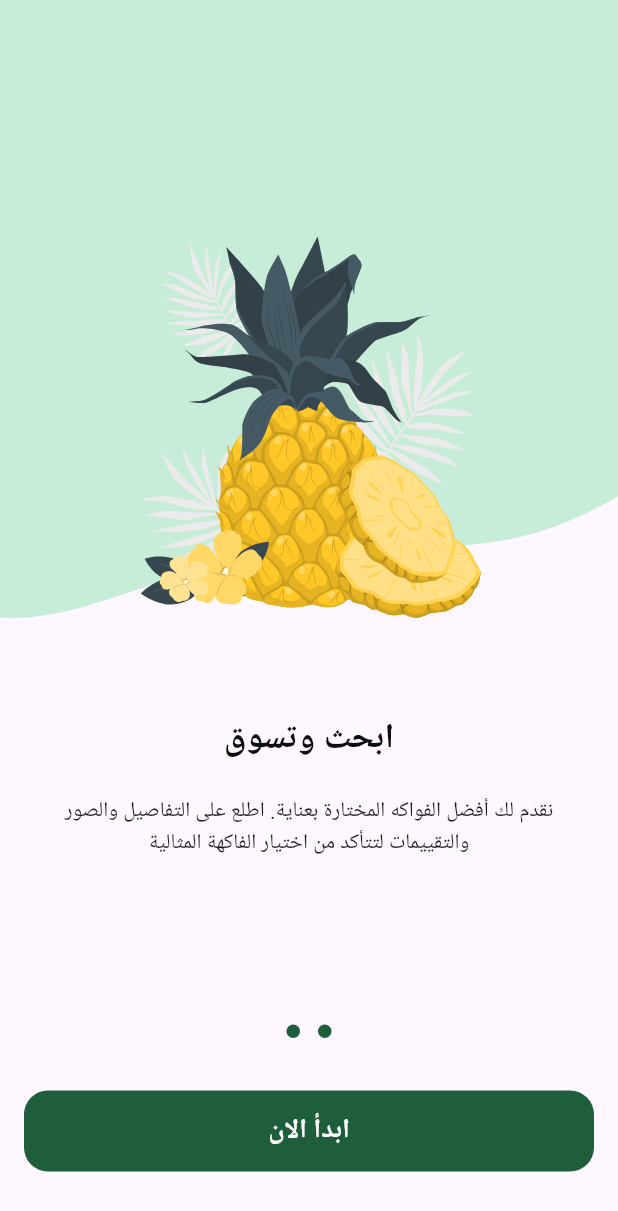
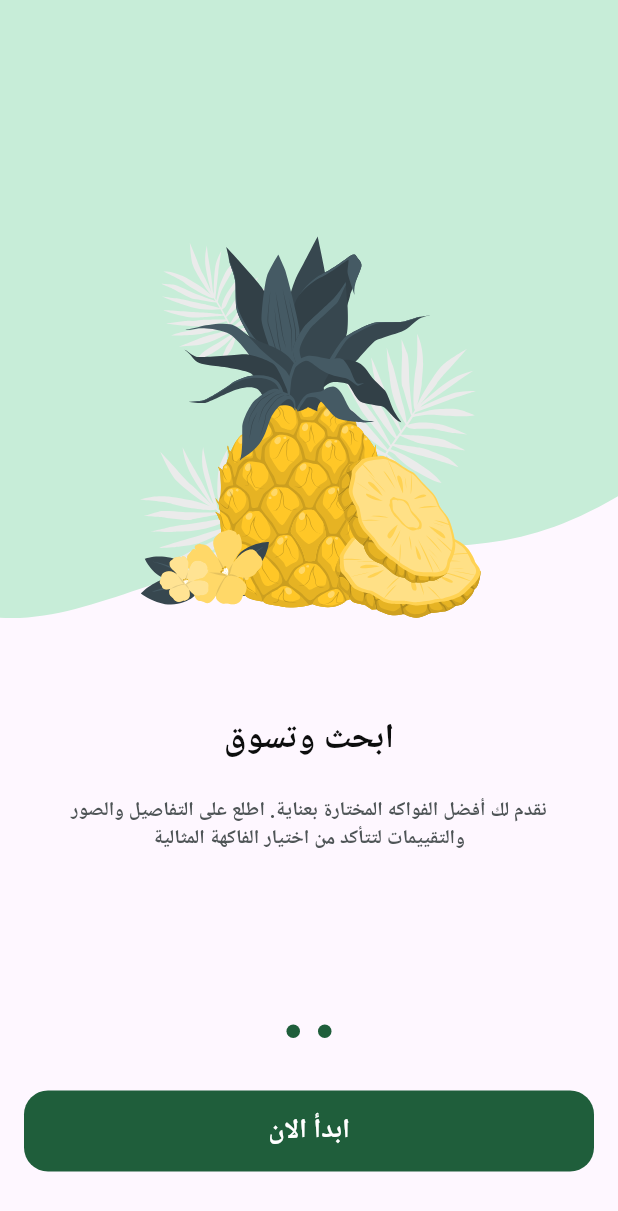
Before and after one commit to Marwan28/fruit_hub, a Flutter app: the screen it shows after launch, swiped to page 2, on a phone screen of 412 x 824 dp. Shown: the top 1211 px of the screen. Run offline on Flutter 3.47's test engine with Material 3 defaults, Android fonts, the light colour scheme and no system bars; drawn by our look-alikes of dots_indicator; our stand-ins replace flutter_svg; Roboto replaces fonts that are missing (Cairo).

Commit message:
Add text styles

```diff
--- /dev/null
+++ b/lib/core/utils/app_text_styles.dart
@@ -0,0 +1,72 @@
+import 'package:flutter/material.dart';
+
+abstract class TextStyles {
+  static const TextStyle bold13 = TextStyle(
+    fontWeight: FontWeight.bold,
+    fontSize: 13,
+  );
+  static const TextStyle bold23 = TextStyle(
+    fontWeight: FontWeight.bold,
+    fontSize: 23,
+  );
+
+  static const TextStyle semiBold13 = TextStyle(
+    fontWeight: FontWeight.w600,
+    fontSize: 13,
+  );
+
+  static const TextStyle regular13 = TextStyle(
+    fontWeight: FontWeight.normal,
+    fontSize: 13,
+  );
+
+  static const TextStyle bold16 = TextStyle(
+    fontWeight: FontWeight.bold,
+    fontSize: 16,
+  );
+
+  static const TextStyle bold19 = TextStyle(
+    fontWeight: FontWeight.bold,
+    fontSize: 19,
+  );
+
+  static const TextStyle semiBold16 = TextStyle(
+    fontWeight: FontWeight.w600,
+    fontSize: 16,
+  );
+
+  static const TextStyle bold28 = TextStyle(
+    fontWeight: FontWeight.bold,
+    fontSize: 28,
+  );
+
+  static const TextStyle regular22 = TextStyle(
+    fontWeight: FontWeight.normal,
+    fontSize: 22,
+  );
+
+  static const TextStyle semiBold11 = TextStyle(
+    fontWeight: FontWeight.w600,
+    fontSize: 11,
+  );
+
+  static const TextStyle medium15 = TextStyle(
+    fontWeight: FontWeight.w500,
+    fontSize: 15,
+  );
+
+  static const TextStyle regular26 = TextStyle(
+    fontWeight: FontWeight.normal,
+    fontSize: 26,
+  );
+
+  static const TextStyle regular16 = TextStyle(
+    fontWeight: FontWeight.normal,
+    fontSize: 16,
+  );
+
+  static const TextStyle regular11 = TextStyle(
+    fontWeight: FontWeight.normal,
+    fontSize: 11,
+  );
+}
--- a/lib/features/on_boarding/presentation/widgets/on_boarding_page_view.dart
+++ b/lib/features/on_boarding/presentation/widgets/on_boarding_page_view.dart
@@ -1,5 +1,7 @@
 import 'package:flutter/material.dart';
+import 'package:fruit_hub/core/utils/app_colors.dart';
 import 'package:fruit_hub/core/utils/app_images.dart';
+import 'package:fruit_hub/core/utils/app_text_styles.dart';
 import 'package:fruit_hub/features/on_boarding/presentation/widgets/page_view_item.dart';
 
 class OnBoardingPageView extends StatelessWidget {
@@ -21,9 +23,13 @@ class OnBoardingPageView extends StatelessWidget {
           title: Row(
             mainAxisAlignment: MainAxisAlignment.center,
             children: [
-              const Text('مرحبًا بك في '),
-              const Text('HUB'),
-              const Text('Fruit'),
+               Text('مرحبًا بك في ',
+              style: TextStyles.bold23,
+              ),
+               Text('HUB',
+              style: TextStyles.bold23.copyWith(color: AppColors.secondaryColor),),
+               Text('Fruit',
+              style: TextStyles.bold23.copyWith(color: AppColors.primaryColor),),
             ],
           ),
         ),
--- a/lib/features/on_boarding/presentation/widgets/page_view_item.dart
+++ b/lib/features/on_boarding/presentation/widgets/page_view_item.dart
@@ -1,5 +1,6 @@
 import 'package:flutter/material.dart';
 import 'package:flutter_svg/flutter_svg.dart';
+import 'package:fruit_hub/core/utils/app_text_styles.dart';
 
 class PageViewItem extends StatelessWidget {
   const PageViewItem({
@@ -41,7 +42,10 @@ class PageViewItem extends StatelessWidget {
                 visible: isVisible,
                 child: Padding(
                   padding: const EdgeInsets.all(16.0),
-                  child: Text('تخط'),
+                  child: Text('تخط',
+                  style: TextStyles.regular13.copyWith(
+                    color: Color(0xFF949D9E),
+                  ),),
                 ),
               ),
             ],
@@ -51,8 +55,11 @@ class PageViewItem extends StatelessWidget {
         title,
         const SizedBox(height: 24),
         Padding(
-          padding: const EdgeInsets.symmetric(horizontal: 16.0),
-          child: Text(subtitle, textAlign: TextAlign.center),
+          padding: const EdgeInsets.symmetric(horizontal: 37.0),
+          child: Text(subtitle, textAlign: TextAlign.center,
+          style: TextStyles.semiBold13.copyWith(
+            color: Color(0xFF4E5456),
+          ),),
         ),
       ],
     );
--- a/lib/features/splash/presentation/widgets/splash_view_body.dart
+++ b/lib/features/splash/presentation/widgets/splash_view_body.dart
@@ -35,7 +35,7 @@ class _SplashViewBodyState extends State<SplashViewBody> {
       // crossAxisAlignment: CrossAxisAlignment.stretch,
       children: [
         Row(
-          mainAxisAlignment: MainAxisAlignment.start,
+          mainAxisAlignment: MainAxisAlignment.end,
           children: [SvgPicture.asset(Assets.imagesPlant)],
         ),
         SvgPicture.asset(Assets.imagesLogo),
```
